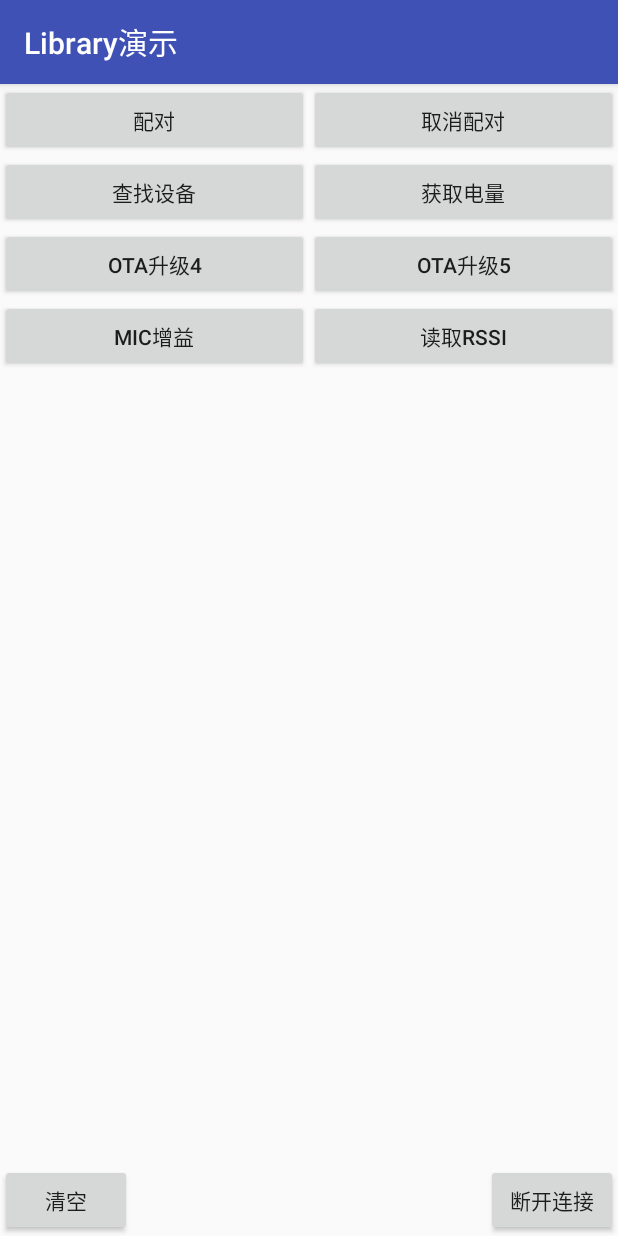
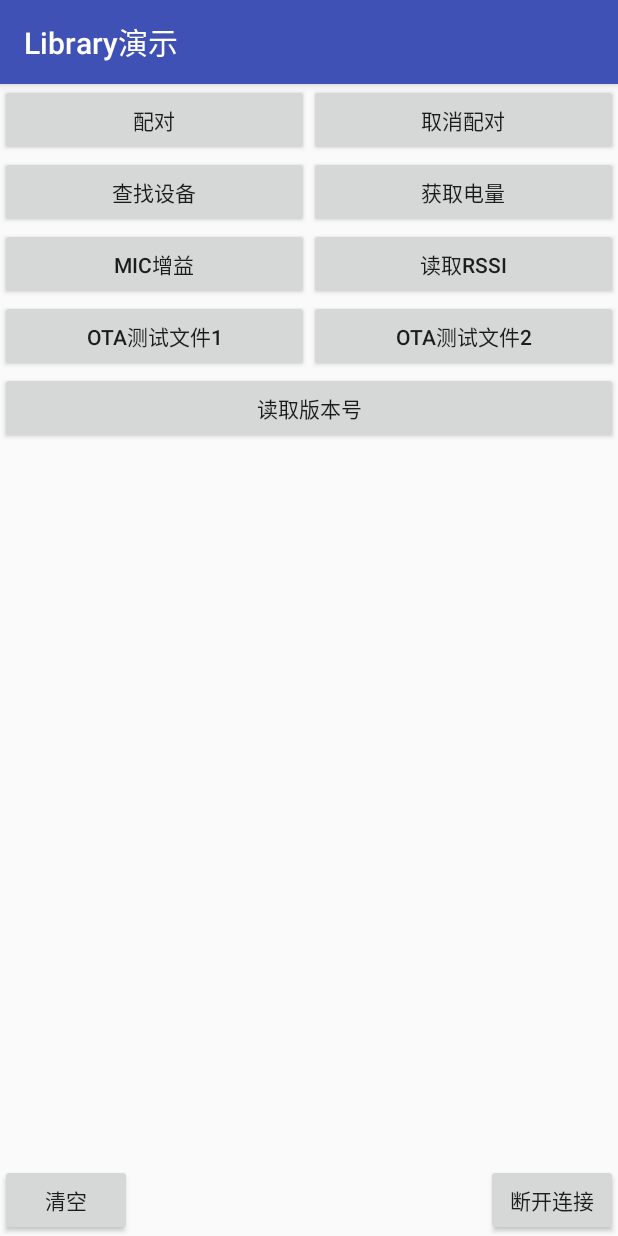
Before and after one commit to dgutkai/ClickerPlus, an Android app: the LibraryDemoActivity screen opened directly, with no data from a screen before it, on a phone screen of 412 x 824 dp. Run offline under Robolectric (Android 15) with nearby library versions, the phone set to English and light mode, and no system bars; libraries missing offline, so code that uses them is left out: com.inuker.bluetooth, no.nordicsemi.android; 3 statements that could not run were skipped.

Commit message:
修复新版硬件无法连接订阅的问题。

```diff
--- a/app/build.gradle
+++ b/app/build.gradle
@@ -20,6 +20,7 @@ android {
             proguardFiles getDefaultProguardFile('proguard-android.txt'), 'proguard-rules.pro'
         }
     }
+
 }
 
 dependencies {
--- a/app/src/main/res/layout/activity_librarydemo.xml
+++ b/app/src/main/res/layout/activity_librarydemo.xml
@@ -50,28 +50,28 @@
         app:layout_constraintHorizontal_weight="1"
         android:onClick="batteryClick"/>
 
-    <Button
-        android:id="@+id/ota_btn4"
-        android:layout_width="0dp"
-        android:layout_height="wrap_content"
-        android:onClick="ota4Click"
-        android:text="OTA升级4"
-        app:layout_constraintHorizontal_chainStyle="spread"
-        app:layout_constraintLeft_toLeftOf="parent"
-        app:layout_constraintRight_toLeftOf="@id/ota_btn5"
-        app:layout_constraintTop_toBottomOf="@id/find_btn"
-        />
+    <!--<Button-->
+        <!--android:id="@+id/ota_btn4"-->
+        <!--android:layout_width="0dp"-->
+        <!--android:layout_height="wrap_content"-->
+        <!--android:onClick="ota4Click"-->
+        <!--android:text="OTA升级4"-->
+        <!--app:layout_constraintHorizontal_chainStyle="spread"-->
+        <!--app:layout_constraintLeft_toLeftOf="parent"-->
+        <!--app:layout_constraintRight_toLeftOf="@id/ota_btn5"-->
+        <!--app:layout_constraintTop_toBottomOf="@id/find_btn"-->
+        <!--/>-->
 
-    <Button
-        android:id="@+id/ota_btn5"
-        android:layout_width="0dp"
-        android:layout_height="wrap_content"
-        android:text="OTA升级5"
+    <!--<Button-->
+        <!--android:id="@+id/ota_btn5"-->
+        <!--android:layout_width="0dp"-->
+        <!--android:layout_height="wrap_content"-->
+        <!--android:text="OTA升级5"-->
 
-        app:layout_constraintRight_toRightOf="parent"
-        app:layout_constraintTop_toBottomOf="@id/battery_btn"
-        app:layout_constraintLeft_toRightOf="@id/ota_btn4"
-        android:onClick="ota5Click"/>
+        <!--app:layout_constraintRight_toRightOf="parent"-->
+        <!--app:layout_constraintTop_toBottomOf="@id/battery_btn"-->
+        <!--app:layout_constraintLeft_toRightOf="@id/ota_btn4"-->
+        <!--android:onClick="ota5Click"/>-->
 
     <Button
         android:id="@+id/micincrease_btn"
@@ -80,8 +80,8 @@
         android:text="MIC增益"
 
         app:layout_constraintLeft_toLeftOf="parent"
-        app:layout_constraintTop_toBottomOf="@id/ota_btn4"
-        app:layout_constraintRight_toRightOf="@id/ota_btn4"
+        app:layout_constraintTop_toBottomOf="@id/find_btn"
+        app:layout_constraintRight_toRightOf="@id/find_btn"
         android:onClick="minincreaseClick"/>
     <Button
         android:id="@+id/readRssi_btn"
@@ -90,9 +90,40 @@
         android:text="读取RSSI"
 
         app:layout_constraintLeft_toRightOf="@id/micincrease_btn"
-        app:layout_constraintTop_toBottomOf="@id/ota_btn5"
+        app:layout_constraintTop_toBottomOf="@id/battery_btn"
         app:layout_constraintRight_toRightOf="parent"
         android:onClick="readRssiClick"/>
+    <Button
+        android:id="@+id/ota_btn6"
+        android:layout_width="0dp"
+        android:layout_height="wrap_content"
+        android:text="OTA测试文件1"
+
+        app:layout_constraintLeft_toLeftOf="parent"
+        app:layout_constraintTop_toBottomOf="@id/micincrease_btn"
+        app:layout_constraintRight_toRightOf="@id/micincrease_btn"
+        android:onClick="ota6Click"/>
+    <Button
+        android:id="@+id/ota_btn7"
+        android:layout_width="0dp"
+        android:layout_height="wrap_content"
+        android:text="OTA测试文件2"
+
+        app:layout_constraintLeft_toRightOf="@id/micincrease_btn"
+        app:layout_constraintTop_toBottomOf="@id/readRssi_btn"
+        app:layout_constraintRight_toRightOf="parent"
+        android:onClick="ota7Click"/>
+    <Button
+        android:id="@+id/readVersion_btn"
+        android:layout_width="0dp"
+        android:layout_height="wrap_content"
+        android:text="读取版本号"
+        app:layout_constraintLeft_toLeftOf="parent"
+
+        app:layout_constraintLeft_toRightOf="@id/ota_btn6"
+        app:layout_constraintTop_toBottomOf="@id/ota_btn6"
+        app:layout_constraintRight_toRightOf="parent"
+        android:onClick="readVersionClick"/>
 
     <Button
         android:id="@+id/clean_btn"
@@ -115,7 +146,7 @@
         android:layout_height="0dp"
         app:layout_constraintLeft_toLeftOf="parent"
         app:layout_constraintRight_toRightOf="parent"
-        app:layout_constraintTop_toBottomOf="@id/readRssi_btn"
+        app:layout_constraintTop_toBottomOf="@id/readVersion_btn"
         app:layout_constraintBottom_toBottomOf="parent"
         android:scrollbars="vertical"
         />
--- a/build.gradle
+++ b/build.gradle
@@ -6,12 +6,11 @@ buildscript {
         google()
         jcenter()
     }
+
     dependencies {
         classpath 'com.android.tools.build:gradle:3.0.1'
         classpath "org.jetbrains.kotlin:kotlin-gradle-plugin:$kotlin_version"
 
-        // NOTE: Do not place your application dependencies here; they belong
-        // in the individual module build.gradle files
     }
 }
 
--- a/clickerpluslibrary/build.gradle
+++ b/clickerpluslibrary/build.gradle
@@ -4,7 +4,9 @@ apply plugin: 'kotlin-android'
 android {
     compileSdkVersion 26
 
-
+    lintOptions {
+        abortOnError false
+    }
 
     defaultConfig {
         minSdkVersion 19
--- a/clickerpluslibrary/src/main/java/com/qcymall/clickerpluslibrary/ClickerPlus.kt
+++ b/clickerpluslibrary/src/main/java/com/qcymall/clickerpluslibrary/ClickerPlus.kt
@@ -1,8 +1,6 @@
 package com.qcymall.clickerpluslibrary
 
 import android.annotation.SuppressLint
-import android.bluetooth.BluetoothGattCharacteristic
-import android.bluetooth.BluetoothGattDescriptor
 import android.content.Context
 import android.os.Build
 import android.os.Handler
@@ -18,15 +16,13 @@ import com.inuker.bluetooth.library.search.SearchRequest
 import com.inuker.bluetooth.library.search.SearchResult
 import com.inuker.bluetooth.library.search.response.SearchResponse
 import com.inuker.bluetooth.library.utils.BluetoothLog
-import com.inuker.bluetooth.library.utils.ByteUtils
 import com.qcymall.clickerpluslibrary.dfu.DFUService
+import com.qcymall.clickerpluslibrary.ota.OTAListener
+import com.qcymall.clickerpluslibrary.ota.OTAService
 import com.qcymall.clickerpluslibrary.utils.BLECMDUtil
 import no.nordicsemi.android.dfu.DfuProgressListenerAdapter
 import no.nordicsemi.android.dfu.DfuServiceInitiator
 import no.nordicsemi.android.dfu.DfuServiceListenerHelper
-import java.io.BufferedOutputStream
-import java.io.File
-import java.io.FileOutputStream
 import java.lang.ref.WeakReference
 import java.util.*
 
@@ -48,6 +44,7 @@ object ClickerPlus {
     }
 
 
+    private var deviceType = 0
     private val SP_NAME = "ClickerPlus_sp"
     private var mBluetoothClien: BluetoothClient? = null
     var isConnect: Boolean = false
@@ -118,15 +115,14 @@ object ClickerPlus {
     // TODO: 发布的时候删掉
     fun disconnect(){
         Log.e(TAG, "disconnect()")
-        mBluetoothClien!!.disconnect(mCurrentMac);
+        mBluetoothClien!!.disconnect(mCurrentMac)
         mCurrentMac = null;
     }
     fun scanDevice(searchResponse: SearchResponse){
         val request = SearchRequest.Builder()
                 .searchBluetoothLeDevice(3000, 3)   // 先扫BLE设备3次，每次3s
                 .build()
-
-        mBluetoothClien!!.search(request, object : SearchResponse {
+        mBluetoothClien!!.search(request, object: SearchResponse {
             override fun onSearchStarted() {
                 Log.e(TAG, "onSearchStarted")
                 searchResponse.onSearchStarted()
@@ -134,20 +130,20 @@ object ClickerPlus {
 
             override fun onDeviceFounded(device: SearchResult) {
                 Log.e(TAG, "onDeviceFounded " + device.name + " " + device.address)
-                searchResponse.onDeviceFounded(device)
-//                val beancom = Beacon(device.scanRecord)
-////                Log.e(TAG, "onDeviceFounded " + beancom.toString())
-//                var paritype = 0.toByte()
-//                for (beancomItem in beancom.mItems){
-//                    if (beancomItem.type == 0xff){
-//                        paritype = beancomItem.bytes.last()
-//                    }
-//                }
-//                if (device.name == "Smartisan Clicker+" || device.name == "Smartisan Clicker"){
-//                    if (paritype == 0x01.toByte()){
-//                        searchResponse.onDeviceFounded(device)
-//                    }
-//                }
+//                searchResponse.onDeviceFounded(device)
+                val beancom = Beacon(device.scanRecord)
+//                Log.e(TAG, "onDeviceFounded " + beancom.toString())
+                var paritype = 0.toByte()
+                for (beancomItem in beancom.mItems){
+                    if (beancomItem.type == 0xff){
+                        paritype = beancomItem.bytes.last()
+                    }
+                }
+                if (device.name == "Smartisan Clicker+" || device.name == "Smartisan Clicker"){
+                    if (paritype == 0x01.toByte()){
+                        searchResponse.onDeviceFounded(device)
+                    }
+                }
 
             }
 
@@ -180,6 +176,7 @@ object ClickerPlus {
                 if (service == null) {
                     SERVICE_UUID = UUID.fromString("0000caa1-0000-1000-8000-00805f9b34fb")
                 }
+                deviceType = 1
                 WRITE_UUID = UUID.fromString("0000cab1-0000-1000-8000-00805f9b34fb")//  写特征号
                 NOTIFICATION_UUID = UUID.fromString("0000cab2-0000-1000-8000-00805f9b34fb")//  写特征号
                 service = data.getService(SERVICE_UUID)
@@ -194,6 +191,7 @@ object ClickerPlus {
                     }
                 }
             }else{
+                deviceType = 0
                 val characters = service.characters
                 for (character in characters) {
                     if (character.uuid == WRITE_UUID){
@@ -280,6 +278,11 @@ object ClickerPlus {
         return true
 
     }
+
+    /**
+     * @param value 增益的值
+     * @return 没有连接或配对返回false。
+     */
     fun micIncrease(value: Int): Boolean{
         if (!isPair){
             return false
@@ -292,7 +295,39 @@ object ClickerPlus {
         return true
 
     }
-    fun otaDFU(context: Context, filePath: String): Boolean{
+
+    fun getVersion(): Boolean{
+        if (!isPair){
+            return false
+        }
+        if (!isConnect || mCurrentMac == null){
+            return false
+        }
+        mBluetoothClien!!.write(mCurrentMac, SERVICE_UUID, WRITE_UUID,
+                BLECMDUtil.createVersionCMD(), response)
+        return true
+
+    }
+
+    fun otaUpdate(context: Context, filePath: String): Boolean{
+        if (deviceType == 0){
+            return otaDFU(context, filePath)
+        }else{
+            return otaDialog(filePath)
+        }
+    }
+    private fun otaDialog(filePath: String): Boolean{
+        if (!isPair){
+            return false
+        }
+        if (!isConnect || mCurrentMac == null){
+            return false
+        }
+        val otaService = OTAService(mBluetoothClien!!, mCurrentMac!!)
+        otaService.otaUpdate(filePath, mOTAListener)
+        return true
+    }
+    private fun otaDFU(context: Context, filePath: String): Boolean{
         if (!isPair){
             return false
         }
@@ -307,7 +342,7 @@ object ClickerPlus {
                     .searchBluetoothLeDevice(3000, 3)   // 先扫BLE设备3次，每次3s
                     .build()
 
-            mBluetoothClien!!.search(request, object : SearchResponse {
+            mBluetoothClien!!.search(request, object: SearchResponse {
                 override fun onSearchStarted() {
                     Log.e(TAG, "onSearchStarted")
                 }
@@ -346,6 +381,43 @@ object ClickerPlus {
         starter.start(context, DFUService::class.java)
     }
 
+    private val mOTAListener = object : OTAListener{
+        override fun otaStart(devicemac: String) {
+            if (mClickerPlusListener != null) {
+                val h = Handler()
+                h.post {
+                    mClickerPlusListener!!.onOTAStart(devicemac)
+                }
+            }
+        }
+
+        override fun otaCompleted(devicemac: String) {
+            if (mClickerPlusListener != null) {
+                val h = Handler()
+                h.post {
+                    mClickerPlusListener!!.onOTACompleted(devicemac)
+                }
+            }
+        }
+
+        override fun otaProgressChanged(devicemac: String, percent: Int) {
+            if (mClickerPlusListener != null) {
+                val h = Handler()
+                h.post {
+                    mClickerPlusListener!!.onOTAProgressChanged(devicemac, percent)
+                }
+            }
+        }
+
+        override fun otaError(devicemac: String, error: Int) {
+            if (mClickerPlusListener != null) {
+                val h = Handler()
+                h.post {
+                    mClickerPlusListener!!.onOTAError(devicemac, error, 0, "update error")
+                }
+            }
+        }
+    }
     private val mDfuProgressListener = object : DfuProgressListenerAdapter() {
         override fun onDeviceConnecting(deviceAddress: String?) {
             Log.e("mDfuProgressListener", "onDeviceConnecting " + deviceAddress )
@@ -397,7 +469,7 @@ object ClickerPlus {
             if (mClickerPlusListener != null) {
                 val h = Handler()
                 h.post {
-                    mClickerPlusListener!!.onOTAProgressChanged(deviceAddress!!, percent, speed, avgSpeed, currentPart, partsTotal)
+                    mClickerPlusListener!!.onOTAProgressChanged(deviceAddress!!, percent)
                 }
             }
         }
@@ -481,18 +553,21 @@ object ClickerPlus {
         }
     }
 
+
     private val response = BleWriteResponse { code ->
         Log.e(TAG, "Write OnResponse code " + code)
     }
+
+
     private val mNotifyRsp = object : BleNotifyResponse {
         override fun onNotify(service: UUID, character: UUID, value: ByteArray) {
             Log.e(TAG, "onNotify " + service.toString())
             if (service == SERVICE_UUID && character == NOTIFICATION_UUID) {
 
-                if (mClickerPlusListener != null){
-                    val h = Handler()
-                    h.post { mClickerPlusListener!!.onDataReceive(String.format("Notify: %s -> %d\n", ByteUtils.byteToString(value), Date().time)) }
-                }
+//                if (mClickerPlusListener != null){
+//                    val h = Handler()
+//                    h.post { mClickerPlusListener!!.onDataReceive(String.format("Notify: %s -> %d\n", ByteUtils.byteToString(value), Date().time)) }
+//                }
                 val parseResult = BLECMDUtil.parseCMD(value) ?: return
 //                Log.e(TAG, String.format("Notify: %s %d \n%d", ByteUtils.byteToString(parseResult.data), parseResult.id, Date().time))
                 when (parseResult.id){
@@ -755,6 +830,15 @@ object ClickerPlus {
                             h.post { mClickerPlusListener!!.onFindPhone() }
                         }
                     }
+                    BLECMDUtil.CMDID_VERSION -> {
+                        if (mClickerPlusListener != null) {
+                            val h = Handler()
+                            h.post {
+                                mClickerPlusListener!!.onVersion(BLECMDUtil.parseVersionCMD(parseResult.data))
+                            }
+                        }
+                    }
+
 
                 }
                 //                synchronized (BLEDetialActivity.this) {
@@ -796,6 +880,7 @@ object ClickerPlus {
             } else {
                 Log.e(TAG, "BleNotifyResponse failed" + code)
             }
+
         }
     }
 
--- a/clickerpluslibrary/src/main/java/com/qcymall/clickerpluslibrary/ClickerPlusListener.kt
+++ b/clickerpluslibrary/src/main/java/com/qcymall/clickerpluslibrary/ClickerPlusListener.kt
@@ -8,7 +8,7 @@ import com.inuker.bluetooth.library.search.SearchResult
  */
 interface ClickerPlusListener {
 
-    fun onDataReceive(info: String)
+//    fun onDataReceive(info: String)
 
     fun onConnect(deviceMac: String)
     fun onDisconnect(deviceMac: String)
@@ -31,9 +31,10 @@ interface ClickerPlusListener {
     fun onVoiceTmpPCMEnd(info: ByteArray?)
     fun onBatteryChange(percent: Int)
     fun onFindPhone()
+    fun onVersion(version: String)
 
     fun onOTAStart(deviceMac: String)
-    fun onOTAProgressChanged(deviceMac: String, percent: Int, speed: Float, avgSpeed: Float, currentPart: Int, partsTotal: Int)
+    fun onOTAProgressChanged(deviceMac: String, percent: Int)
     fun onOTACompleted(deviceMac: String)
     fun onOTAError(deviceMac: String, error: Int, errorType: Int, message: String?)
 }
--- /dev/null
+++ b/clickerpluslibrary/src/main/java/com/qcymall/clickerpluslibrary/ota/OTAListener.kt
@@ -0,0 +1,12 @@
+package com.qcymall.clickerpluslibrary.ota
+
+/**
+ * Created by lanmi on 2018/4/17.
+ */
+interface OTAListener {
+    fun otaStart(devicemac: String)
+    fun otaCompleted(devicemac: String)
+    fun otaProgressChanged(devicemac: String, percent: Int)
+    fun otaError(devicemac: String, error:Int)
+
+}
```
Also changed, not shown: app/src/main/java/com/qcymall/clickerplus/LibraryDemoActivity.kt (+29 -40 lines), app/src/main/java/com/qcymall/clickerplus/MainActivity.kt (+24 -33 lines), clickerpluslibrary/src/main/java/com/qcymall/clickerpluslibrary/ota/OTAService.kt (added, +325 -0 lines), clickerpluslibrary/src/main/java/com/qcymall/clickerpluslibrary/utils/BLECMDUtil.kt (+15 -0 lines), 6 other files.
